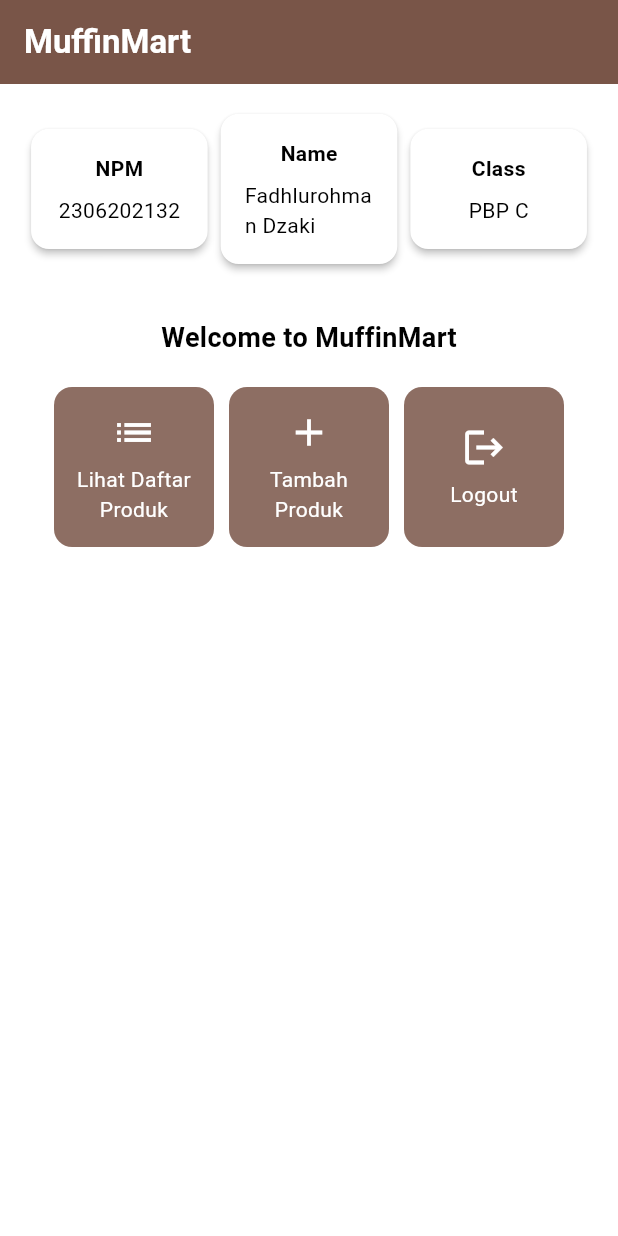
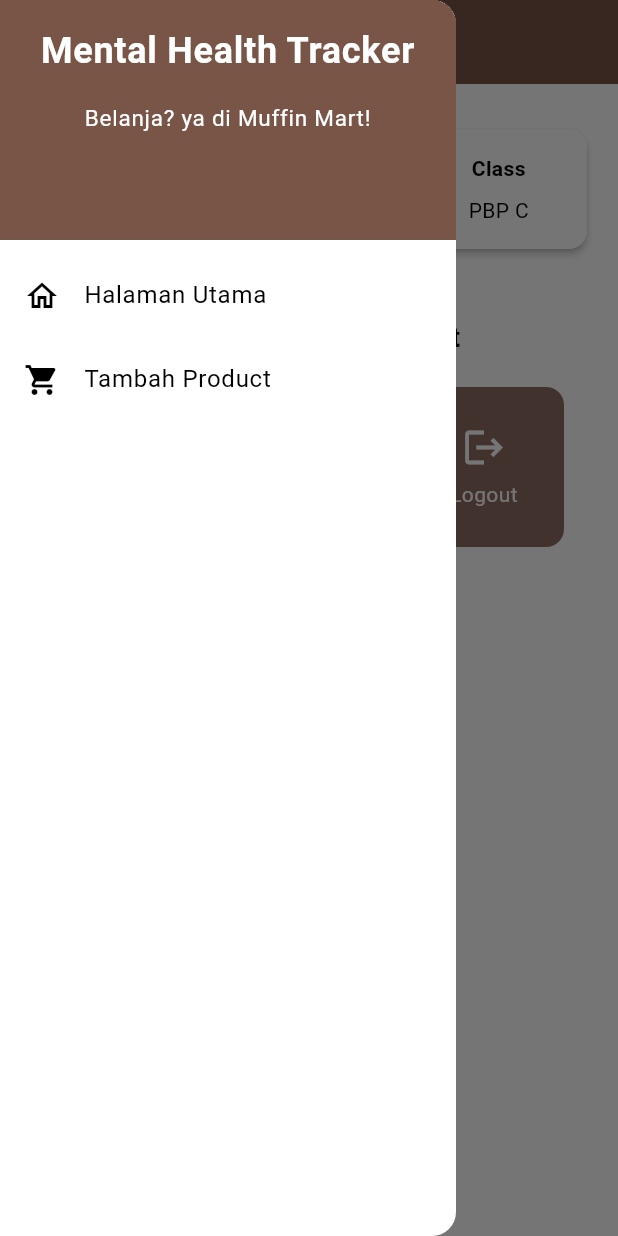
Before and after one commit to dzak27567/mufffinmart_mobile, a Flutter app: the screen it shows after launch, with the side drawer open (before the commit the screen has no drawer), on a phone screen of 412 x 824 dp. Run offline on Flutter 3.47's test engine with Material 3 defaults, Android fonts, the phone set to English and light mode, and no system bars.

Commit message:
selesai tugas 8

```diff
--- a/muffinmart_mobile/lib/main.dart
+++ b/muffinmart_mobile/lib/main.dart
@@ -12,7 +12,7 @@
   @override
   Widget build(BuildContext context) {
     return MaterialApp(
-      title: 'Flutter Demo',
+      title: '',
       theme: ThemeData(
         // This is the theme of your application.
         //
--- a/muffinmart_mobile/lib/menu.dart
+++ b/muffinmart_mobile/lib/menu.dart
@@ -1,15 +1,18 @@
 import 'package:flutter/material.dart';
+// Impor drawer widget
+import 'package:muffinmart_mobile/widgets/left_drawer.dart';
+import 'package:muffinmart_mobile/productentry_form.dart';
 
 class MyHomePage extends StatelessWidget {
+
     MyHomePage({super.key});
-
     final String npm = '2306202132'; // NPM
     final String name = 'Fadhlurohman Dzaki'; // Nama
     final String className = 'PBP C'; // Kelas
 
     final List<ItemHomepage> items = [
-         ItemHomepage("Lihat Daftar Produk", Icons.list),
-         ItemHomepage("Tambah Produk", Icons.add),
+         ItemHomepage("Lihat Product", Icons.shopping_cart),
+         ItemHomepage("Tambah Product", Icons.add),
          ItemHomepage("Logout", Icons.logout),
     ];
 
@@ -19,7 +22,9 @@
       return Scaffold(
         // AppBar adalah bagian atas halaman yang menampilkan judul.
         appBar: AppBar(
-        // Judul aplikasi " muffinmart Tracker" dengan teks putih dan tebal.
+          // Mengganti warna icon drawer menjadi putih
+          iconTheme: const IconThemeData(color: Colors.white),
+          // Judul aplikasi "MuffinMart" dengan teks putih dan tebal.
           title: const Text(
             'MuffinMart',
             style: TextStyle(
@@ -30,6 +35,8 @@
           // Warna latar belakang AppBar diambil dari skema warna tema aplikasi.
           backgroundColor: Theme.of(context).colorScheme.primary,
         ),
+        // Masukkan drawer sebagai parameter nilai drawer dari widget Scaffold
+        drawer: const LeftDrawer(),
         // Body halaman dengan padding di sekelilingnya.
         body: Padding(
           padding: const EdgeInsets.all(16.0),
@@ -60,7 +67,7 @@
                     const Padding(
                       padding: EdgeInsets.only(top: 16.0),
                       child: Text(
-                      'Welcome to MuffinMart',
+                        'Welcome to Muffin Mart',
                         style: TextStyle(
                           fontWeight: FontWeight.bold,
                           fontSize: 18.0,
@@ -92,7 +99,6 @@
       );
     }
 }
-
 
 
 class InfoCard extends StatelessWidget {
@@ -135,6 +141,7 @@
      ItemHomepage(this.name, this.icon);
  }
 
+
 class ItemCard extends StatelessWidget {
   // Menampilkan kartu dengan ikon dan nama.
 
@@ -159,6 +166,16 @@
             ..showSnackBar(
               SnackBar(content: Text("Kamu telah menekan tombol ${item.name}!"))
             );
+          // Navigate ke route yang sesuai (tergantung jenis tombol)
+          if (item.name == "Tambah Product") {
+            // TODO: Gunakan Navigator.push untuk melakukan navigasi ke MaterialPageRoute yang mencakup ProductEntryFormPage.
+            Navigator.push(
+              context,
+              MaterialPageRoute(
+                builder: (context) => const ProductEntryFormPage(),
+              ),
+            );
+          }
         },
         // Container untuk menyimpan Icon dan Text
         child: Container(
--- /dev/null
+++ b/muffinmart_mobile/lib/widgets/left_drawer.dart
@@ -0,0 +1,79 @@
+
+
+import 'package:flutter/material.dart';
+import 'package:muffinmart_mobile/menu.dart';
+// TODO: Impor halaman ProductEntryFormPage yang sudah dibuat
+import 'package:muffinmart_mobile/productentry_form.dart';
+
+
+
+class LeftDrawer extends StatelessWidget {
+  const LeftDrawer({super.key});
+
+  @override
+  Widget build(BuildContext context) {
+    return Drawer(
+      child: ListView(
+        children: [
+          DrawerHeader(
+            decoration: BoxDecoration(
+            color: Theme.of(context).colorScheme.primary,
+            ),
+            child: const Column(
+              children: [
+                Text(
+                  'Mental Health Tracker',
+                  textAlign: TextAlign.center,
+                  style: TextStyle(
+                    fontSize: 24,
+                    fontWeight: FontWeight.bold,
+                    color: Colors.white,
+                  ),
+                ),
+                Padding(padding: EdgeInsets.all(8)),
+                Text(
+                  "Belanja? ya di Muffin Mart!",
+                  // TODO: Tambahkan gaya teks dengan center alignment, font ukuran 15, warna putih, dan weight biasa
+                  textAlign: TextAlign.center,
+                  style: TextStyle(
+                    fontSize: 15,
+                    color: Colors.white,
+                    fontWeight: FontWeight.normal,
+                  ),
+                ),
+              ],
+            ),
+          ),
+
+          ListTile(
+            leading: const Icon(Icons.home_outlined),
+            title: const Text('Halaman Utama'),
+            // Bagian redirection ke MyHomePage
+            onTap: () {
+              Navigator.pushReplacement(
+                  context,
+                  MaterialPageRoute(
+                    builder: (context) => MyHomePage(),
+                  ));
+            },
+          ),
+          ListTile(
+            leading: const Icon(Icons.shopping_cart),
+            title: const Text('Tambah Product'),
+            // Bagian redirection ke ProductEntryFormPage
+            onTap: () {
+                Navigator.pushReplacement(
+                  context,
+                  MaterialPageRoute(
+                    builder: (context) => const ProductEntryFormPage(),
+                  ),
+                );
+
+            },
+          ),
+
+        ],
+      ),
+    );
+  }
+}
```
Also changed, not shown: muffinmart_mobile/lib/productentry_form.dart (added, +192 -0 lines), 1 other file. Lines whose indentation alone changed are shown as unchanged.
